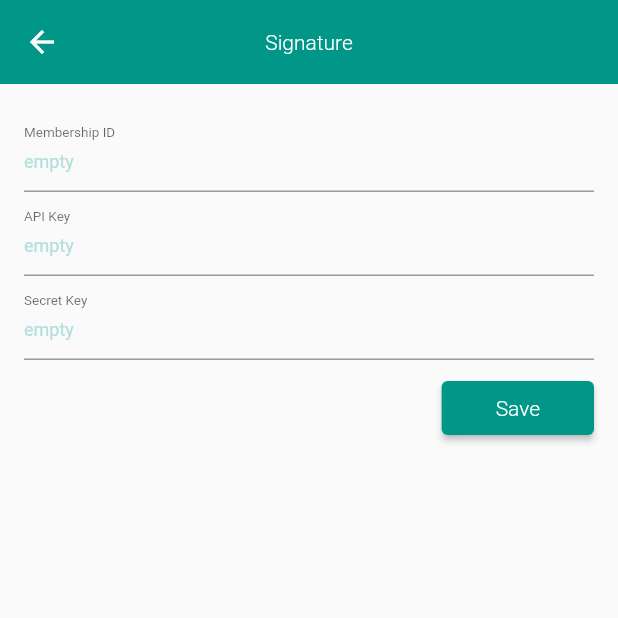
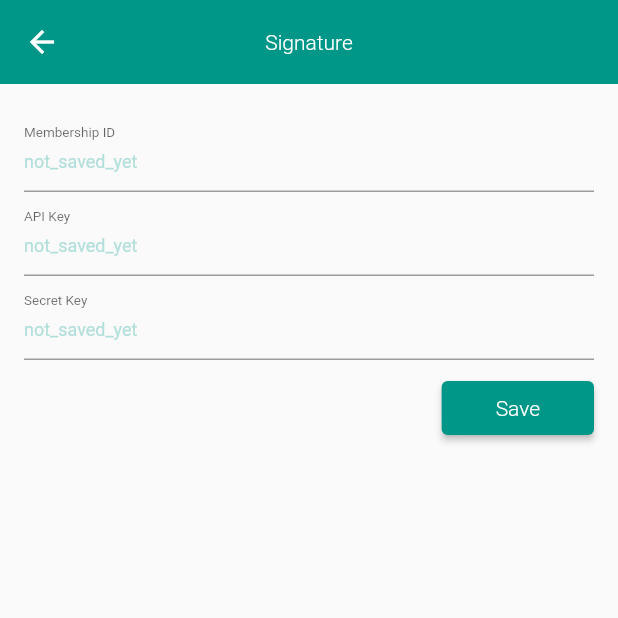
Before and after one commit to seliis/wnalom-legacy, a Flutter app: the screen it shows after launch, after a tap on "START", after a tap on the "vpn key" icon, on a phone screen of 412 x 824 dp, the top half of it. Run offline on Flutter 3.47's test engine with Material 2 defaults, Android fonts, the phone set to English and light mode, and no system bars; our stand-ins replace get, hive_flutter; accounts and stored records are empty; network calls fail.

Commit message:
initial signature complete, ready to make dashboard

```diff
--- a/lib/component/signature/signature.dart
+++ b/lib/component/signature/signature.dart
@@ -1,4 +1,5 @@
 // Dependencies
+import "package:http/http.dart" as http;
 import "package:flutter/material.dart";
 import "package:get/get.dart";
 
@@ -92,16 +93,16 @@ class Signature extends StatelessWidget {
                     "apikey": textEditingControllers["apikey"].text,
                     "secret": textEditingControllers["secret"].text,
                 };
-                final String respResult = await signatureControl.saveSignature(
+                final http.Response resp = await signatureControl.saveSignature(
                     mainServer, dataMap
                 );
                 FocusScope.of(context).unfocus();
-                if (respResult == "Saved") {
+                if (resp.statusCode == 200) {
                     textEditingControllers.forEach((key, value) {
                         value.text = "";
                     });
                 }
-                getDialog(respResult);
+                getDialog(resp.body);
             },
         );
     }
@@ -117,9 +118,9 @@ class Signature extends StatelessWidget {
                     builder: (control) => Column(
                         crossAxisAlignment: CrossAxisAlignment.end,
                         children: [
-                            getTextFormField(control.member, "member", "Membership ID"),
-                            getTextFormField(control.apikey, "apikey", "API Key"),
-                            getTextFormField(control.secret, "secret", "Secret Key"),
+                            getTextFormField(control.memberSaved, "member", "Membership ID"),
+                            getTextFormField(control.apikeySaved, "apikey", "API Key"),
+                            getTextFormField(control.secretSaved, "secret", "Secret Key"),
                             const SizedBox(height: 8),
                             getSaveButton(context)
                         ],
--- a/lib/controller/signature_controller.dart
+++ b/lib/controller/signature_controller.dart
@@ -7,9 +7,9 @@ import "package:get/get.dart";
 class SignatureControl extends GetxController {
     static SignatureControl get to => Get.find();
 
-    String member = "?";
-    String apikey = "?";
-    String secret = "?";
+    String memberSaved = "";
+    String apikeySaved = "";
+    String secretSaved = "";
 
     @override
     void onInit() {
@@ -18,34 +18,32 @@ class SignatureControl extends GetxController {
     }
 
     Future getStoredData() async {
-        Box box; try {
-            box = Hive.box("db");
+        Box hiveBox; try {
+            hiveBox = Hive.box("db");
         } catch (err) {
-            box = await Hive.openBox("db");
+            hiveBox = await Hive.openBox("db");
         }
-        var stored = box.get("signature", defaultValue: {
-            "member": "empty",
-            "apikey": "empty",
-            "secret": "empty",
+        var hiveData = hiveBox.get("signature", defaultValue: {
+            "member": "not_saved_yet",
+            "apikey": "not_saved_yet",
+            "secret": "not_saved_yet",
         });
-        member = stored["member"];
-        apikey = stored["apikey"];
-        secret = stored["secret"];
+        memberSaved = hiveData["member"];
+        apikeySaved = hiveData["apikey"];
+        secretSaved = hiveData["secret"];
         update();
     }
 
-    Future saveSignature(String mainServer, Map dataMap) async {
+    Future<http.Response> saveSignature(String mainServer, Map dataMap) async {
         final resp = await http.post(
             Uri.parse(mainServer + "/signature/save"),
             body: dataMap
         );
-
         if (resp.statusCode == 200) {
-            var box = await Hive.openBox("db");
-            box.put("signature", dataMap);
+            var hiveBox = await Hive.openBox("db");
+            hiveBox.put("signature", dataMap);
             getStoredData();
         }
-
-        return resp.body;
+        return resp;
     }
 }
--- a/lib/main.dart
+++ b/lib/main.dart
@@ -8,6 +8,7 @@ import "package:wnalom/component/dashboard/dashboard.dart";
 import "package:wnalom/component/signature/signature.dart";
 
 // Controllers
+import "package:wnalom/controller/dashboard_controller.dart";
 import "package:wnalom/controller/signature_controller.dart";
 
 void main() async {
@@ -18,6 +19,7 @@ void main() async {
     await Hive.initFlutter();
 
     // Initialize Controllers
+    Get.put(DashboardControl());
     Get.put(SignatureControl());
 
     // Running Application
@@ -32,7 +34,7 @@ void main() async {
                 GetPage(
                     name: "/signature",
                     page: () => Signature(
-                        mainServer: mainServer
+                        mainServer: "http://172.30.1.58:8080"
                     ),
                     transition: Transition.cupertino
                 )
```
